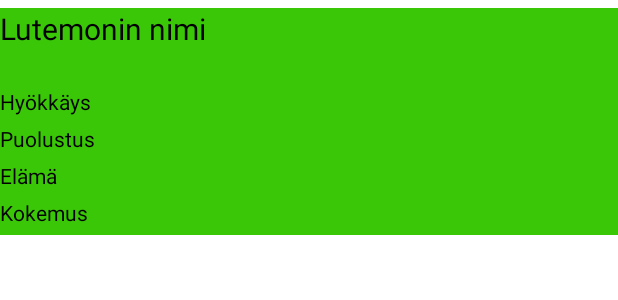
After one commit to samppa13/Olio_ohjelmointi_harjoitustyo, an Android app: the layout lutemon_view.xml on its own in the app's theme, with its tools: preview values and no code run, on a phone screen of 412 x 824 dp. The commit adds this screen. Shown: the top 300 px of the screen. Run offline under Robolectric (Android 15) with nearby library versions, the phone set to English and light mode, and no system bars.

Commit message:
Add an option to list the lutemons

```diff
--- a/app/src/main/java/com/example/olio_ohjelmointi_harjoitustyo/Black.java
+++ b/app/src/main/java/com/example/olio_ohjelmointi_harjoitustyo/Black.java
@@ -2,6 +2,6 @@ package com.example.olio_ohjelmointi_harjoitustyo;
 
 public class Black extends Lutemon {
     public Black(String name) {
-        super(name, "black", 9, 0, 0, 16, 16, 0, 0);
+        super(name, "Musta", 9, 0, 0, 16, 16, 0, 0);
     }
 }
--- a/app/src/main/java/com/example/olio_ohjelmointi_harjoitustyo/Green.java
+++ b/app/src/main/java/com/example/olio_ohjelmointi_harjoitustyo/Green.java
@@ -2,6 +2,6 @@ package com.example.olio_ohjelmointi_harjoitustyo;
 
 public class Green extends Lutemon {
     public Green(String name) {
-        super(name, "green", 6, 3, 0, 19, 19, 0, 0);
+        super(name, "Vihreä", 6, 3, 0, 19, 19, 0, 0);
     }
 }
--- a/app/src/main/java/com/example/olio_ohjelmointi_harjoitustyo/Orange.java
+++ b/app/src/main/java/com/example/olio_ohjelmointi_harjoitustyo/Orange.java
@@ -2,6 +2,6 @@ package com.example.olio_ohjelmointi_harjoitustyo;
 
 public class Orange extends Lutemon {
     public Orange(String name) {
-        super(name, "orange", 8, 1, 0, 17, 17, 0, 0);
+        super(name, "Oranssi", 8, 1, 0, 17, 17, 0, 0);
     }
 }
--- a/app/src/main/java/com/example/olio_ohjelmointi_harjoitustyo/Pink.java
+++ b/app/src/main/java/com/example/olio_ohjelmointi_harjoitustyo/Pink.java
@@ -2,6 +2,6 @@ package com.example.olio_ohjelmointi_harjoitustyo;
 
 public class Pink extends Lutemon {
     public Pink(String name) {
-        super(name, "pink", 7, 2, 0, 18, 18, 0, 0);
+        super(name, "Pinkki", 7, 2, 0, 18, 18, 0, 0);
     }
 }
--- a/app/src/main/java/com/example/olio_ohjelmointi_harjoitustyo/Storage.java
+++ b/app/src/main/java/com/example/olio_ohjelmointi_harjoitustyo/Storage.java
@@ -7,6 +7,10 @@ public class Storage {
     protected static Storage storage = null;
 
     protected Storage() {}
+
+    public ArrayList<Lutemon> getLutemons() {
+        return lutemons;
+    }
 
     public static Storage getInstance() {
         if (storage == null) {
--- a/app/src/main/java/com/example/olio_ohjelmointi_harjoitustyo/White.java
+++ b/app/src/main/java/com/example/olio_ohjelmointi_harjoitustyo/White.java
@@ -2,6 +2,6 @@ package com.example.olio_ohjelmointi_harjoitustyo;
 
 public class White extends Lutemon {
     public White(String name) {
-        super(name, "white", 5, 4, 0, 20, 20, 0, 0);
+        super(name, "Valkoinen", 5, 4, 0, 20, 20, 0, 0);
     }
 }
--- /dev/null
+++ b/app/src/main/res/layout/lutemon_view.xml
@@ -0,0 +1,57 @@
+<?xml version="1.0" encoding="utf-8"?>
+<androidx.appcompat.widget.LinearLayoutCompat xmlns:android="http://schemas.android.com/apk/res/android"
+    android:layout_width="match_parent"
+    android:layout_height="wrap_content"
+    android:layout_marginTop="5dp"
+    android:background="#3AC707"
+    android:orientation="horizontal">
+
+    <LinearLayout
+        android:layout_width="match_parent"
+        android:layout_height="match_parent"
+        android:orientation="vertical">
+
+        <TextView
+            android:id="@+id/nameTextView"
+            android:layout_width="match_parent"
+            android:layout_height="wrap_content"
+            android:text="Lutemonin nimi"
+            android:textColor="@color/black"
+            android:textSize="20sp" />
+
+        <TextView
+            android:id="@+id/attackTextView"
+            android:layout_width="match_parent"
+            android:layout_height="wrap_content"
+            android:layout_marginTop="25dp"
+            android:text="Hyökkäys"
+            android:textColor="@color/black" />
+
+        <TextView
+            android:id="@+id/defenceTextView"
+            android:layout_width="match_parent"
+            android:layout_height="wrap_content"
+            android:layout_marginTop="5dp"
+            android:text="Puolustus"
+            android:textColor="@color/black" />
+
+        <TextView
+            android:id="@+id/healthTextView"
+            android:layout_width="match_parent"
+            android:layout_height="wrap_content"
+            android:layout_marginTop="5dp"
+            android:text="Elämä"
+            android:textColor="@color/black" />
+
+        <TextView
+            android:id="@+id/experienceTextView"
+            android:layout_width="match_parent"
+            android:layout_height="wrap_content"
+            android:layout_marginTop="5dp"
+            android:layout_marginBottom="5dp"
+            android:text="Kokemus"
+            android:textColor="@color/black" />
+
+    </LinearLayout>
+
+</androidx.appcompat.widget.LinearLayoutCompat>
```
Also changed, not shown: app/src/main/AndroidManifest.xml (+7 -0 lines), app/src/main/java/com/example/olio_ohjelmointi_harjoitustyo/ListLutemonsActivity.java (added, +21 -0 lines), app/src/main/java/com/example/olio_ohjelmointi_harjoitustyo/Lutemon.java (+28 -0 lines), app/src/main/java/com/example/olio_ohjelmointi_harjoitustyo/LutemonListAdapter.java (added, +40 -0 lines), app/src/main/java/com/example/olio_ohjelmointi_harjoitustyo/LutemonViewHolder.java (added, +20 -0 lines), app/src/main/java/com/example/olio_ohjelmointi_harjoitustyo/MainActivity.java (+13 -0 lines), app/src/main/res/layout/activity_list_lutemons.xml (added, +22 -0 lines), app/src/main/res/layout/activity_main.xml (+10 -0 lines).
